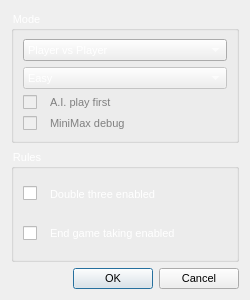
The window that NewGame.ui (rouffj/gomoku) describes before a commit, drawn with Qt 5.
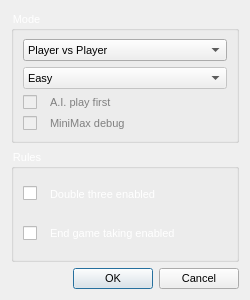
The same window after the commit. Icons and pictures are not drawn.

```diff
--- a/NewGame.ui
+++ b/NewGame.ui
@@ -56,7 +56,7 @@
       <item>
        <widget class="QComboBox" name="comboGameType">
         <property name="styleSheet">
-         <string notr="true">color : white; font-size: 11px;</string>
+         <string notr="true">color : black; font-size: 11px;</string>
         </property>
         <item>
          <property name="text">
@@ -81,7 +81,7 @@
          <bool>false</bool>
         </property>
         <property name="styleSheet">
-         <string notr="true"/>
+         <string notr="true">color : black; font-size: 11px;</string>
         </property>
         <item>
          <property name="text">
```
